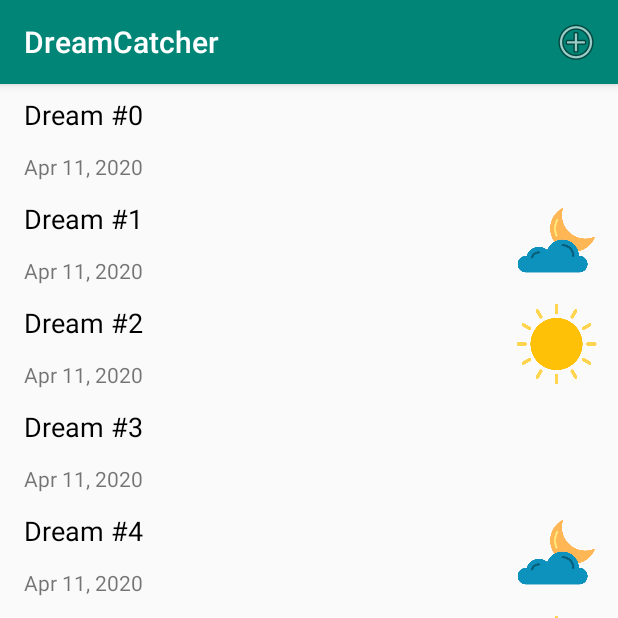
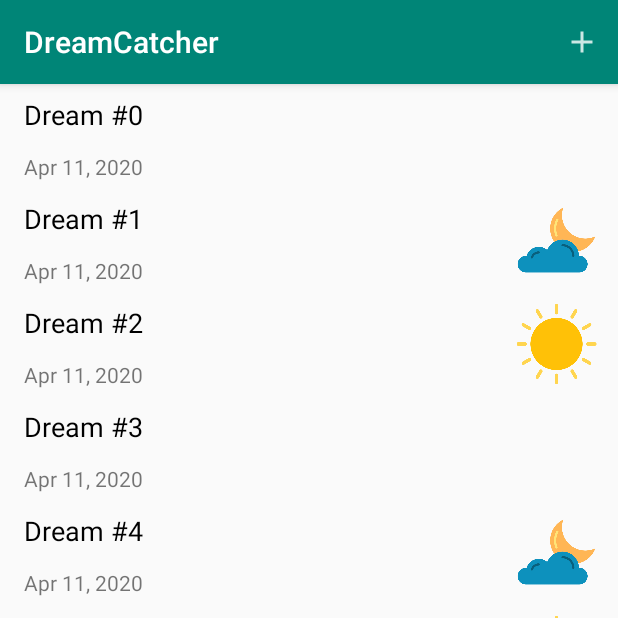
Before and after one commit to TingChia-Chang/Dream-Catcher-Mobile-app, an Android app: the screen it shows after launch (DreamActivity), on a phone screen of 412 x 824 dp, the top half of it. Run offline under Robolectric (Android 15) with nearby library versions, the phone set to English and light mode, and no system bars; our stand-ins replace Room's generated code.

Commit message:
change add icon image

```diff
--- /dev/null
+++ b/app/src/main/res/drawable-anydpi/ic_menu_add.xml
@@ -0,0 +1,11 @@
+<vector xmlns:android="http://schemas.android.com/apk/res/android"
+    android:width="24dp"
+    android:height="24dp"
+    android:viewportWidth="24"
+    android:viewportHeight="24"
+    android:tint="#FFFFFF"
+    android:alpha="0.8">
+    <path
+        android:fillColor="#FF000000"
+        android:pathData="M19,13h-6v6h-2v-6H5v-2h6V5h2v6h6v2z"/>
+</vector>
--- a/app/src/main/res/menu/fragment_dream_list.xml
+++ b/app/src/main/res/menu/fragment_dream_list.xml
@@ -3,7 +3,7 @@
       xmlns:app="http://schemas.android.com/apk/res-auto">
     <item
         android:id="@+id/new_deam"
-        android:icon="@android:drawable/ic_menu_add"
+        android:icon="@drawable/ic_menu_add"
         android:title="@string/new_dream"
         app:showAsAction="ifRoom|withText"/>
 
```
Also changed, not shown: app/src/main/res/drawable-hdpi/ic_menu_add.png (added), app/src/main/res/drawable-mdpi/ic_menu_add.png (added), app/src/main/res/drawable-xhdpi/ic_menu_add.png (added), app/src/main/res/drawable-xxhdpi/ic_menu_add.png (added).
